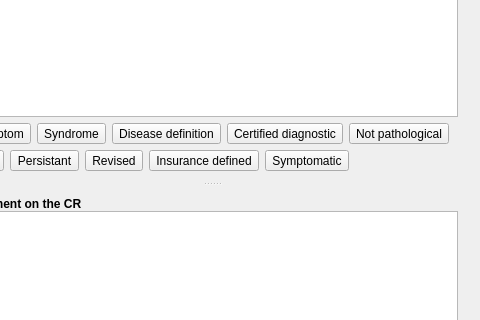
First picture: the form in freedrc/plugins/edrcplugin/widgets/rceditorwidget.ui, repository FreeHealth/freehealth, before the edit; both pictures show x 322 to 802 and y 86 to 406 of the 802 by 700 pixel window.
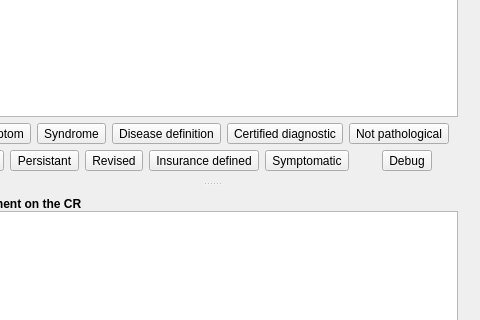
Second picture: the form after the edit. Custom widgets are drawn as their Qt base class.

```diff
--- a/freedrc/plugins/edrcplugin/widgets/rceditorwidget.ui
+++ b/freedrc/plugins/edrcplugin/widgets/rceditorwidget.ui
@@ -369,6 +369,13 @@
             </property>
            </spacer>
           </item>
+          <item>
+           <widget class="QToolButton" name="debugButton">
+            <property name="text">
+             <string>Debug</string>
+            </property>
+           </widget>
+          </item>
           <item>
            <widget class="QLabel" name="codingResultIcon">
             <property name="sizePolicy">
```
